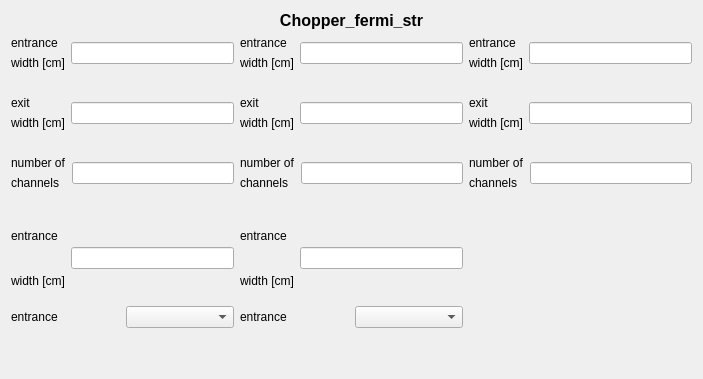
vitess-neutron/vitess, file GUI-Qt/chopper_fermi_str.ui: the form before one commit.
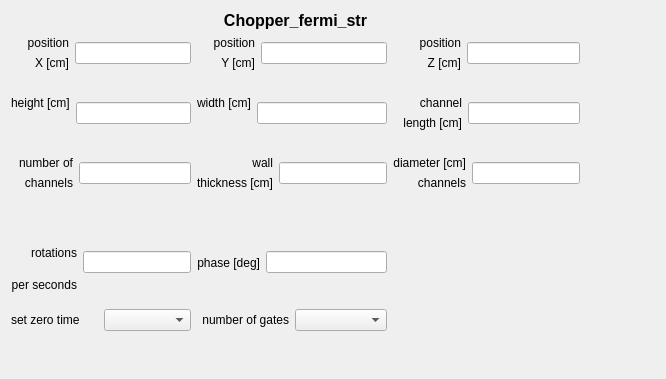
The form after the commit.

```diff
--- a/GUI-Qt/chopper_fermi_str.ui
+++ b/GUI-Qt/chopper_fermi_str.ui
@@ -6,7 +6,7 @@
    <rect>
     <x>0</x>
     <y>0</y>
-    <width>703</width>
+    <width>666</width>
     <height>379</height>
    </rect>
   </property>
@@ -14,6 +14,19 @@
    <string>Chopper_fermi_str</string>
   </property>
   <layout class="QGridLayout" name="gridLayout_14">
+   <item row="2" column="0">
+    <spacer name="horizontalSpacer_3">
+     <property name="orientation">
+      <enum>Qt::Horizontal</enum>
+     </property>
+     <property name="sizeHint" stdset="0">
+      <size>
+       <width>40</width>
+       <height>20</height>
+      </size>
+     </property>
+    </spacer>
+   </item>
    <item row="5" column="0">
     <spacer name="verticalSpacer_2">
      <property name="orientation">
@@ -30,12 +43,15 @@
    <item row="4" column="1">
     <layout class="QGridLayout" name="gridLayout_13">
      <item row="0" column="1">
-      <widget class="QComboBox" name="comboBox_2"/>
+      <widget class="QComboBox" name="comboNrGates"/>
      </item>
      <item row="0" column="0">
       <widget class="QLabel" name="label_7">
        <property name="text">
-        <string>entrance</string>
+        <string>number of gates</string>
+       </property>
+       <property name="alignment">
+        <set>Qt::AlignRight|Qt::AlignTrailing|Qt::AlignVCenter</set>
        </property>
       </widget>
      </item>
@@ -48,17 +64,23 @@
        <item row="0" column="0">
         <widget class="QLabel" name="label">
          <property name="text">
-          <string>entrance</string>
+          <string>     position</string>
+         </property>
+         <property name="alignment">
+          <set>Qt::AlignRight|Qt::AlignTrailing|Qt::AlignVCenter</set>
          </property>
         </widget>
        </item>
        <item row="0" column="1" rowspan="2">
-        <widget class="QLineEdit" name="lineEdit"/>
+        <widget class="QLineEdit" name="linePosX"/>
        </item>
        <item row="1" column="0">
         <widget class="QLabel" name="label_9">
          <property name="text">
-          <string>width [cm]</string>
+          <string>X [cm]</string>
+         </property>
+         <property name="alignment">
+          <set>Qt::AlignRight|Qt::AlignTrailing|Qt::AlignVCenter</set>
          </property>
         </widget>
        </item>
@@ -82,19 +104,12 @@
        <item row="0" column="0">
         <widget class="QLabel" name="label_10">
          <property name="text">
-          <string>exit</string>
+          <string>height [cm]</string>
          </property>
         </widget>
        </item>
        <item row="0" column="1" rowspan="2">
-        <widget class="QLineEdit" name="lineEdit_8"/>
-       </item>
-       <item row="1" column="0">
-        <widget class="QLabel" name="label_11">
-         <property name="text">
-          <string>width [cm]</string>
-         </property>
-        </widget>
+        <widget class="QLineEdit" name="lineHeight"/>
        </item>
       </layout>
      </item>
@@ -116,18 +131,24 @@
        <item row="0" column="0">
         <widget class="QLabel" name="label_12">
          <property name="text">
-          <string>number of</string>
+          <string>  number of</string>
+         </property>
+         <property name="alignment">
+          <set>Qt::AlignRight|Qt::AlignTrailing|Qt::AlignVCenter</set>
          </property>
         </widget>
        </item>
        <item row="0" column="1" rowspan="2">
-        <widget class="QLineEdit" name="lineEdit_9"/>
+        <widget class="QLineEdit" name="lineNrChan"/>
        </item>
        <item row="1" column="0">
         <widget class="QLabel" name="label_13">
          <property name="text">
           <string>channels</string>
          </property>
+         <property name="alignment">
+          <set>Qt::AlignRight|Qt::AlignTrailing|Qt::AlignVCenter</set>
+         </property>
         </widget>
        </item>
       </layout>
@@ -137,12 +158,12 @@
    <item row="4" column="0">
     <layout class="QGridLayout" name="gridLayout_12">
      <item row="0" column="1">
-      <widget class="QComboBox" name="comboBox"/>
+      <widget class="QComboBox" name="comboZeroTime"/>
      </item>
      <item row="0" column="0">
       <widget class="QLabel" name="label_6">
        <property name="text">
-        <string>entrance</string>
+        <string>set zero time</string>
        </property>
       </widget>
      </item>
@@ -166,17 +187,23 @@
      <item row="0" column="0">
       <widget class="QLabel" name="label_5">
        <property name="text">
-        <string>entrance</string>
+        <string>rotations</string>
+       </property>
+       <property name="alignment">
+        <set>Qt::AlignBottom|Qt::AlignRight|Qt::AlignTrailing</set>
        </property>
       </widget>
      </item>
      <item row="0" column="1" rowspan="2">
-      <widget class="QLineEdit" name="lineEdit_5"/>
+      <widget class="QLineEdit" name="lineRotperSec"/>
      </item>
      <item row="1" column="0">
       <widget class="QLabel" name="label_25">
        <property name="text">
-        <string>width [cm]</string>
+        <string>per seconds</string>
+       </property>
+       <property name="alignment">
+        <set>Qt::AlignRight|Qt::AlignTrailing|Qt::AlignVCenter</set>
        </property>
       </widget>
      </item>
@@ -189,17 +216,23 @@
        <item row="0" column="0">
         <widget class="QLabel" name="label_2">
          <property name="text">
-          <string>entrance</string>
+          <string>     position</string>
+         </property>
+         <property name="alignment">
+          <set>Qt::AlignRight|Qt::AlignTrailing|Qt::AlignVCenter</set>
          </property>
         </widget>
        </item>
        <item row="0" column="1" rowspan="2">
-        <widget class="QLineEdit" name="lineEdit_2"/>
+        <widget class="QLineEdit" name="linePosY"/>
        </item>
        <item row="1" column="0">
         <widget class="QLabel" name="label_14">
          <property name="text">
-          <string>width [cm]</string>
+          <string>Y [cm]</string>
+         </property>
+         <property name="alignment">
+          <set>Qt::AlignRight|Qt::AlignTrailing|Qt::AlignVCenter</set>
          </property>
         </widget>
        </item>
@@ -221,18 +254,11 @@
      <item>
       <layout class="QGridLayout" name="gridLayout_5">
        <item row="0" column="1" rowspan="2">
-        <widget class="QLineEdit" name="lineEdit_10"/>
+        <widget class="QLineEdit" name="lineWidth"/>
        </item>
        <item row="0" column="0">
         <widget class="QLabel" name="label_15">
          <property name="text">
-          <string>exit</string>
-         </property>
-        </widget>
-       </item>
-       <item row="1" column="0">
-        <widget class="QLabel" name="label_16">
-         <property name="text">
           <string>width [cm]</string>
          </property>
         </widget>
@@ -257,17 +283,23 @@
        <item row="0" column="0">
         <widget class="QLabel" name="label_17">
          <property name="text">
-          <string>number of</string>
+          <string>wall</string>
+         </property>
+         <property name="alignment">
+          <set>Qt::AlignRight|Qt::AlignTrailing|Qt::AlignVCenter</set>
          </property>
         </widget>
        </item>
        <item row="0" column="1" rowspan="2">
-        <widget class="QLineEdit" name="lineEdit_11"/>
+        <widget class="QLineEdit" name="lineWallThick"/>
        </item>
        <item row="1" column="0">
         <widget class="QLabel" name="label_18">
          <property name="text">
-          <string>channels</string>
+          <string>thickness [cm]</string>
+         </property>
+         <property name="alignment">
+          <set>Qt::AlignRight|Qt::AlignTrailing|Qt::AlignVCenter</set>
          </property>
         </widget>
        </item>
@@ -282,17 +314,23 @@
        <item row="0" column="0">
         <widget class="QLabel" name="label_3">
          <property name="text">
-          <string>entrance</string>
+          <string>        position</string>
+         </property>
+         <property name="alignment">
+          <set>Qt::AlignRight|Qt::AlignTrailing|Qt::AlignVCenter</set>
          </property>
         </widget>
        </item>
        <item row="0" column="1" rowspan="2">
-        <widget class="QLineEdit" name="lineEdit_3"/>
+        <widget class="QLineEdit" name="linePosZ"/>
        </item>
        <item row="1" column="0">
         <widget class="QLabel" name="label_19">
          <property name="text">
-          <string>width [cm]</string>
+          <string>Z [cm]</string>
+         </property>
+         <property name="alignment">
+          <set>Qt::AlignRight|Qt::AlignTrailing|Qt::AlignVCenter</set>
          </property>
         </widget>
        </item>
@@ -316,17 +354,23 @@
        <item row="0" column="0">
         <widget class="QLabel" name="label_20">
          <property name="text">
-          <string>exit</string>
+          <string>channel</string>
+         </property>
+         <property name="alignment">
+          <set>Qt::AlignRight|Qt::AlignTrailing|Qt::AlignVCenter</set>
          </property>
         </widget>
        </item>
        <item row="0" column="1" rowspan="2">
-        <widget class="QLineEdit" name="lineEdit_12"/>
+        <widget class="QLineEdit" name="lineChanLen"/>
        </item>
        <item row="1" column="0">
         <widget class="QLabel" name="label_21">
          <property name="text">
-          <string>width [cm]</string>
+          <string>   length [cm]</string>
+         </property>
+         <property name="alignment">
+          <set>Qt::AlignRight|Qt::AlignTrailing|Qt::AlignVCenter</set>
          </property>
         </widget>
        </item>
@@ -350,18 +394,24 @@
        <item row="0" column="0">
         <widget class="QLabel" name="label_22">
          <property name="text">
-          <string>number of</string>
+          <string>diameter [cm]</string>
+         </property>
+         <property name="alignment">
+          <set>Qt::AlignRight|Qt::AlignTrailing|Qt::AlignVCenter</set>
          </property>
         </widget>
        </item>
        <item row="0" column="1" rowspan="2">
-        <widget class="QLineEdit" name="lineEdit_13"/>
+        <widget class="QLineEdit" name="lineDiameter"/>
        </item>
        <item row="1" column="0">
         <widget class="QLabel" name="label_23">
          <property name="text">
           <string>channels</string>
          </property>
+         <property name="alignment">
+          <set>Qt::AlignRight|Qt::AlignTrailing|Qt::AlignVCenter</set>
+         </property>
         </widget>
        </item>
       </layout>
@@ -370,20 +420,16 @@
    </item>
    <item row="3" column="1">
     <layout class="QGridLayout" name="gridLayout_10">
-     <item row="0" column="0">
+     <item row="0" column="1" rowspan="2">
+      <widget class="QLineEdit" name="linePhase"/>
+     </item>
+     <item row="0" column="0" rowspan="2">
       <widget class="QLabel" name="label_4">
        <property name="text">
-        <string>entrance</string>
+        <string>phase [deg]</string>
        </property>
-      </widget>
-     </item>
-     <item row="0" column="1" rowspan="2">
-      <widget class="QLineEdit" name="lineEdit_4"/>
-     </item>
-     <item row="1" column="0">
-      <widget class="QLabel" name="label_24">
-       <property name="text">
-        <string>width [cm]</string>
+       <property name="alignment">
+        <set>Qt::AlignRight|Qt::AlignTrailing|Qt::AlignVCenter</set>
        </property>
       </widget>
      </item>
@@ -412,8 +458,8 @@
      </property>
     </widget>
    </item>
-   <item row="2" column="0">
-    <spacer name="horizontalSpacer_3">
+   <item row="1" column="3" rowspan="4">
+    <spacer name="horizontalSpacer_8">
      <property name="orientation">
       <enum>Qt::Horizontal</enum>
      </property>
```
